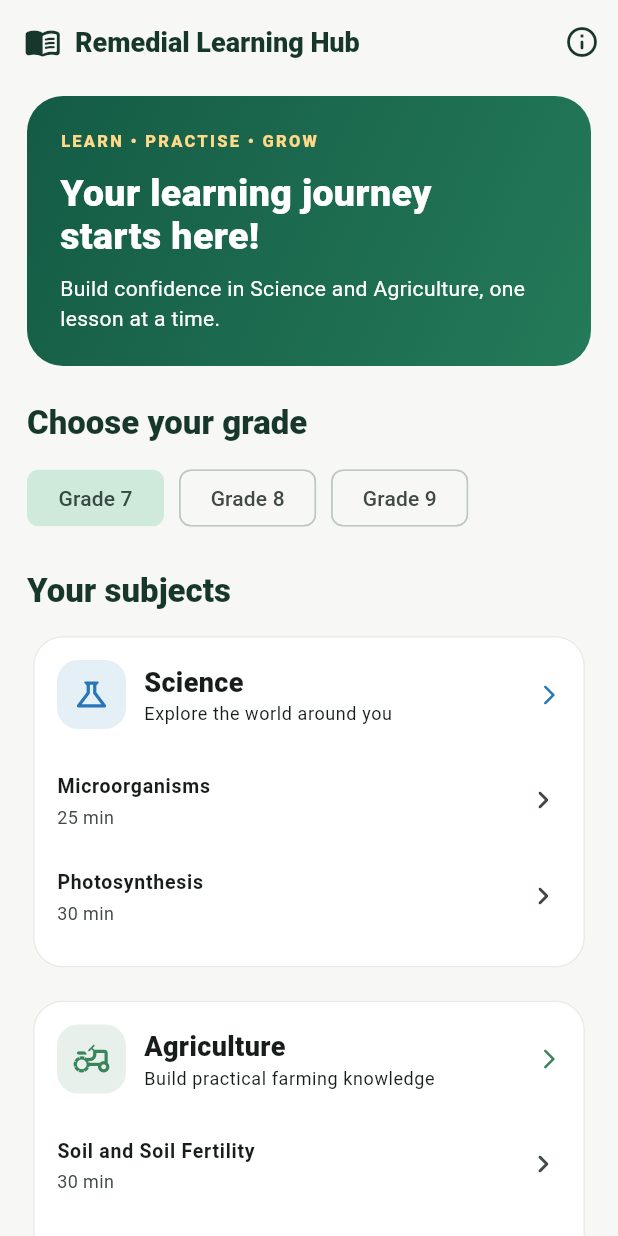
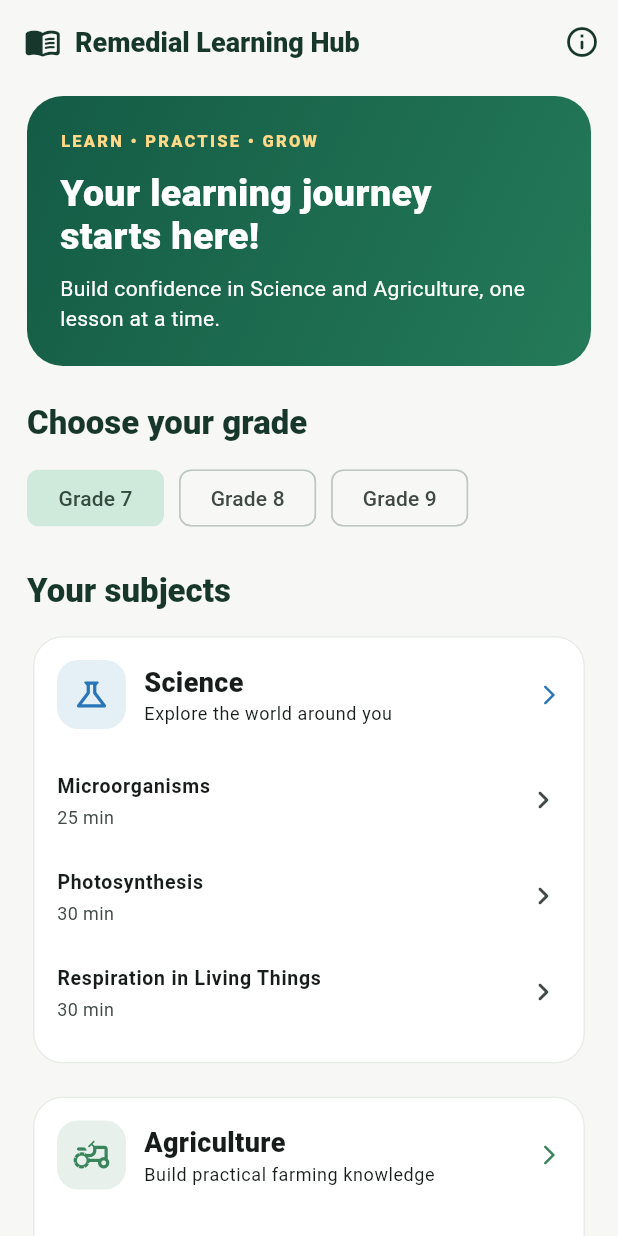
Before and after one commit to echam324-cell/remedial-science-agriculture-hub, a Flutter app: the screen it shows after launch, on a phone screen of 412 x 824 dp. Run offline on Flutter 3.47's test engine with Material 3 defaults, Android fonts, the phone set to English and light mode, and no system bars.

Commit message:
feat: align six introductory topics with Grade 7

```diff
--- a/lib/data/sample_content.dart
+++ b/lib/data/sample_content.dart
@@ -7,7 +7,7 @@ const learningSubjects = <LearningSubject>[
     topics: [
       LearningTopic(title: 'Microorganisms', description: 'Discover useful and harmful microscopic living things.', grade: 7, duration: '25 min'),
       LearningTopic(title: 'Photosynthesis', description: 'Learn how green plants make their own food.', grade: 7, duration: '30 min'),
-      LearningTopic(title: 'Respiration in Living Things', description: 'Understand how organisms release energy from food.', grade: 8, duration: '30 min'),
+      LearningTopic(title: 'Respiration in Living Things', description: 'Understand how organisms release energy from food.', grade: 7, duration: '30 min'),
       LearningTopic(title: 'Excretion and Homeostasis', description: 'Explore waste removal and how the body stays balanced.', grade: 9, duration: '35 min'),
       LearningTopic(title: 'The Circulatory System', description: 'Follow the movement of blood around the human body.', grade: 9, duration: '35 min'),
     ],
@@ -17,7 +17,7 @@ const learningSubjects = <LearningSubject>[
     topics: [
       LearningTopic(title: 'Soil and Soil Fertility', description: 'Identify soil components and ways to maintain fertility.', grade: 7, duration: '30 min'),
       LearningTopic(title: 'Farm Tools and Equipment', description: 'Recognise common tools and learn their safe uses.', grade: 7, duration: '25 min'),
-      LearningTopic(title: 'Soil Erosion and Conservation', description: 'Explain causes of soil erosion and methods of control.', grade: 8, duration: '30 min'),
+      LearningTopic(title: 'Soil Erosion and Conservation', description: 'Explain causes of soil erosion and methods of control.', grade: 7, duration: '30 min'),
       LearningTopic(title: 'Crop Production Practices', description: 'Explore land preparation, planting and crop care.', grade: 8, duration: '30 min'),
       LearningTopic(title: 'West African Farming Systems', description: 'Compare common farming systems in the region.', grade: 9, duration: '35 min'),
     ],
```
